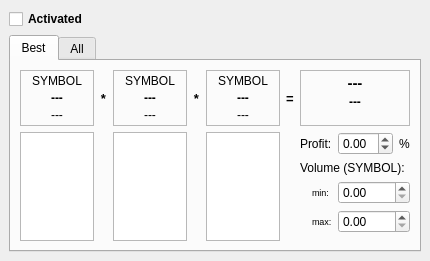
The window that sources/Strategies/TriangularArbitrage/StrategyWindow.ui (alimogh/trdk) describes before a commit, drawn with Qt 5.
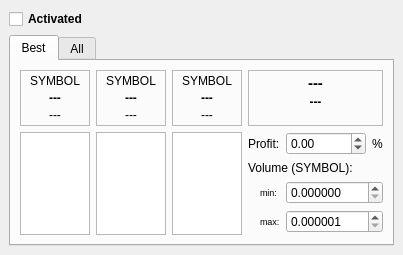
The same window after the commit.

Commit message: Fixed Triangular Arbitrage strategy business logic. P&L result is spited on the commission and the financial result. Removed method trdk::Position::ScheduleUpdateEvent as is can't guaranty that object will not be deleted before scheduled event.

The edit to the form file:
```diff
--- a/sources/Strategies/TriangularArbitrage/StrategyWindow.ui
+++ b/sources/Strategies/TriangularArbitrage/StrategyWindow.ui
@@ -7,7 +7,7 @@
    <rect>
     <x>0</x>
     <y>0</y>
-    <width>430</width>
+    <width>385</width>
     <height>252</height>
    </rect>
   </property>
@@ -55,7 +55,7 @@
        <attribute name="title">
         <string>Best</string>
        </attribute>
-       <layout class="QGridLayout" name="_6" columnstretch="1,0,1,0,1,0,1">
+       <layout class="QGridLayout" name="_6">
         <item row="0" column="0" rowspan="2">
          <widget class="QFrame" name="leg1Frame">
           <property name="frameShape">
@@ -126,75 +126,6 @@
          </widget>
         </item>
         <item row="0" column="2" rowspan="2">
-         <widget class="QFrame" name="leg2Frame">
-          <property name="frameShape">
-           <enum>QFrame::StyledPanel</enum>
-          </property>
-          <property name="frameShadow">
-           <enum>QFrame::Raised</enum>
-          </property>
-          <layout class="QVBoxLayout" name="_3">
-           <property name="spacing">
-            <number>3</number>
-           </property>
-           <property name="leftMargin">
-            <number>3</number>
-           </property>
-           <property name="topMargin">
-            <number>3</number>
-           </property>
-           <property name="rightMargin">
-            <number>3</number>
-           </property>
-           <property name="bottomMargin">
-            <number>3</number>
-           </property>
-           <item>
-            <widget class="QLabel" name="leg2Symbol">
-             <property name="text">
-              <string notr="true">SYMBOL</string>
-             </property>
-             <property name="alignment">
-              <set>Qt::AlignCenter</set>
-             </property>
-            </widget>
-           </item>
-           <item>
-            <widget class="QLabel" name="leg2BestPrice">
-             <property name="font">
-              <font>
-               <pointsize>9</pointsize>
-               <weight>75</weight>
-               <bold>true</bold>
-              </font>
-             </property>
-             <property name="text">
-              <string notr="true">---</string>
-             </property>
-             <property name="alignment">
-              <set>Qt::AlignCenter</set>
-             </property>
-            </widget>
-           </item>
-           <item>
-            <widget class="QLabel" name="leg2BestExchange">
-             <property name="font">
-              <font>
-               <pointsize>9</pointsize>
-              </font>
-             </property>
-             <property name="text">
-              <string notr="true">---</string>
-             </property>
-             <property name="alignment">
-              <set>Qt::AlignCenter</set>
-             </property>
-            </widget>
-           </item>
-          </layout>
-         </widget>
-        </item>
-        <item row="0" column="4" rowspan="2">
          <widget class="QFrame" name="leg3Frame">
           <property name="frameShape">
            <enum>QFrame::StyledPanel</enum>
@@ -263,7 +194,76 @@
           </layout>
          </widget>
         </item>
-        <item row="0" column="6" rowspan="2">
+        <item row="0" column="1" rowspan="2">
+         <widget class="QFrame" name="leg2Frame">
+          <property name="frameShape">
+           <enum>QFrame::StyledPanel</enum>
+          </property>
+          <property name="frameShadow">
+           <enum>QFrame::Raised</enum>
+          </property>
+          <layout class="QVBoxLayout" name="_3">
+           <property name="spacing">
+            <number>3</number>
+           </property>
+           <property name="leftMargin">
+            <number>3</number>
+           </property>
+           <property name="topMargin">
+            <number>3</number>
+           </property>
+           <property name="rightMargin">
+            <number>3</number>
+           </property>
+           <property name="bottomMargin">
+            <number>3</number>
+           </property>
+           <item>
+            <widget class="QLabel" name="leg2Symbol">
+             <property name="text">
+              <string notr="true">SYMBOL</string>
+             </property>
+             <property name="alignment">
+              <set>Qt::AlignCenter</set>
+             </property>
+            </widget>
+           </item>
+           <item>
+            <widget class="QLabel" name="leg2BestPrice">
+             <property name="font">
+              <font>
+               <pointsize>9</pointsize>
+               <weight>75</weight>
+               <bold>true</bold>
+              </font>
+             </property>
+             <property name="text">
+              <string notr="true">---</string>
+             </property>
+             <property name="alignment">
+              <set>Qt::AlignCenter</set>
+             </property>
+            </widget>
+           </item>
+           <item>
+            <widget class="QLabel" name="leg2BestExchange">
+             <property name="font">
+              <font>
+               <pointsize>9</pointsize>
+              </font>
+             </property>
+             <property name="text">
+              <string notr="true">---</string>
+             </property>
+             <property name="alignment">
+              <set>Qt::AlignCenter</set>
+             </property>
+            </widget>
+           </item>
+          </layout>
+         </widget>
+        </item>
+        <item row="0" column="3" rowspan="2">
          <widget class="QFrame" name="operationResultFrame">
           <property name="frameShape">
            <enum>QFrame::StyledPanel</enum>
@@ -338,8 +338,8 @@
           </layout>
          </widget>
         </item>
-        <item row="2" column="6">
-         <layout class="QGridLayout" name="gridLayout" columnstretch="0,0,0,0">
+        <item row="2" column="3">
+         <layout class="QGridLayout" name="_7" columnstretch="0,0,1,0">
           <item row="2" column="1">
            <widget class="QLabel" name="label_2">
             <property name="font">
@@ -401,7 +401,7 @@
           <item row="2" column="2" colspan="2">
            <widget class="QDoubleSpinBox" name="minVolume">
             <property name="decimals">
-             <number>2</number>
+             <number>6</number>
             </property>
             <property name="minimum">
              <double>0.000000000000000</double>
@@ -414,10 +414,10 @@
           <item row="4" column="2" colspan="2">
            <widget class="QDoubleSpinBox" name="maxVolume">
             <property name="decimals">
-             <number>2</number>
+             <number>6</number>
             </property>
             <property name="minimum">
-             <double>0.000000000000000</double>
+             <double>0.000001000000000</double>
             </property>
             <property name="maximum">
              <double>1000.000000000000000</double>
@@ -426,7 +426,31 @@
           </item>
          </layout>
         </item>
-        <item row="3" column="6">
+        <item row="2" column="0" rowspan="2">
+         <widget class="QListWidget" name="startExchanges">
+          <property name="font">
+           <font>
+            <pointsize>8</pointsize>
+           </font>
+          </property>
+          <property name="selectionMode">
+           <enum>QAbstractItemView::MultiSelection</enum>
+          </property>
+         </widget>
+        </item>
+        <item row="2" column="1" rowspan="2">
+         <widget class="QListWidget" name="middleExchanges">
+          <property name="font">
+           <font>
+            <pointsize>8</pointsize>
+           </font>
+          </property>
+          <property name="selectionMode">
+           <enum>QAbstractItemView::MultiSelection</enum>
+          </property>
+         </widget>
+        </item>
+        <item row="3" column="3">
          <spacer name="verticalSpacer">
           <property name="orientation">
            <enum>Qt::Vertical</enum>
@@ -439,82 +463,7 @@
           </property>
          </spacer>
         </item>
-        <item row="0" column="5" rowspan="2">
-         <widget class="QLabel" name="label_11">
-          <property name="font">
-           <font>
-            <pointsize>10</pointsize>
-            <weight>75</weight>
-            <bold>true</bold>
-           </font>
-          </property>
-          <property name="text">
-           <string notr="true">=</string>
-          </property>
-          <property name="alignment">
-           <set>Qt::AlignCenter</set>
-          </property>
-         </widget>
-        </item>
-        <item row="0" column="3" rowspan="2">
-         <widget class="QLabel" name="label_10">
-          <property name="font">
-           <font>
-            <pointsize>10</pointsize>
-            <weight>75</weight>
-            <bold>true</bold>
-           </font>
-          </property>
-          <property name="text">
-           <string notr="true">*</string>
-          </property>
-          <property name="alignment">
-           <set>Qt::AlignCenter</set>
-          </property>
-         </widget>
-        </item>
-        <item row="0" column="1" rowspan="2">
-         <widget class="QLabel" name="label_9">
-          <property name="font">
-           <font>
-            <pointsize>10</pointsize>
-            <weight>75</weight>
-            <bold>true</bold>
-           </font>
-          </property>
-          <property name="text">
-           <string notr="true">*</string>
-          </property>
-          <property name="alignment">
-           <set>Qt::AlignCenter</set>
-          </property>
-         </widget>
-        </item>
-        <item row="2" column="0" rowspan="2">
-         <widget class="QListWidget" name="startExchanges">
-          <property name="font">
-           <font>
-            <pointsize>8</pointsize>
-           </font>
-          </property>
-          <property name="selectionMode">
-           <enum>QAbstractItemView::MultiSelection</enum>
-          </property>
-         </widget>
-        </item>
         <item row="2" column="2" rowspan="2">
-         <widget class="QListWidget" name="middleExchanges">
-          <property name="font">
-           <font>
-            <pointsize>8</pointsize>
-           </font>
-          </property>
-          <property name="selectionMode">
-           <enum>QAbstractItemView::MultiSelection</enum>
-          </property>
-         </widget>
-        </item>
-        <item row="2" column="4" rowspan="2">
          <widget class="QListWidget" name="finishExchanges">
           <property name="font">
            <font>
```
The commit also changes 35 other files.
